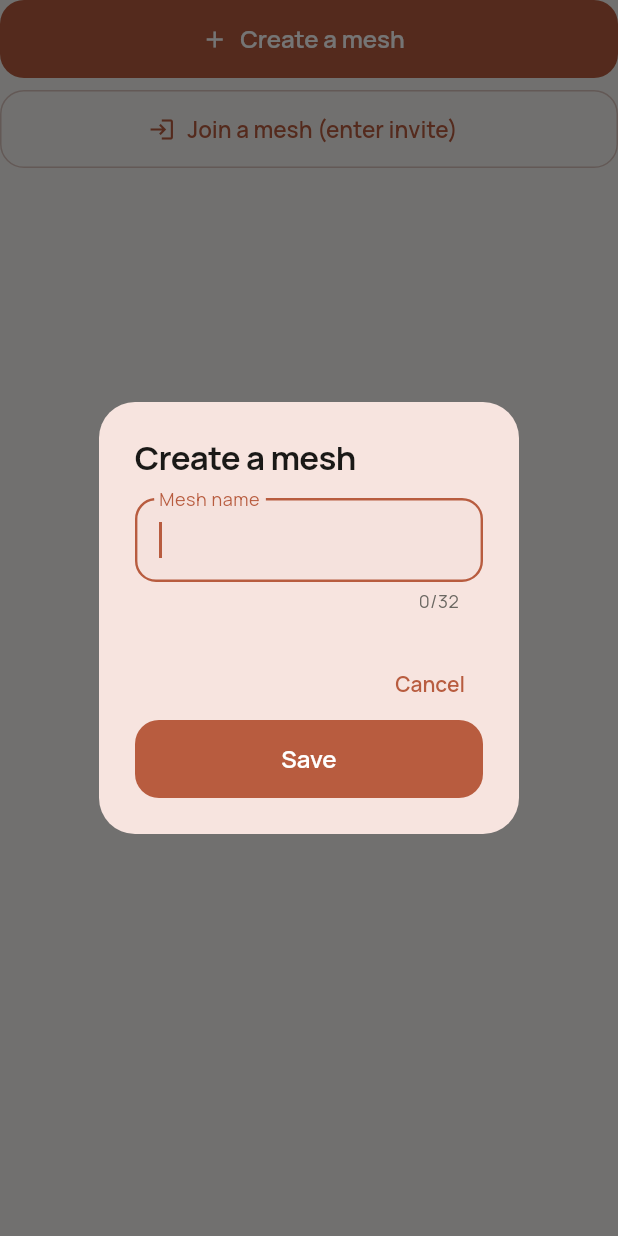
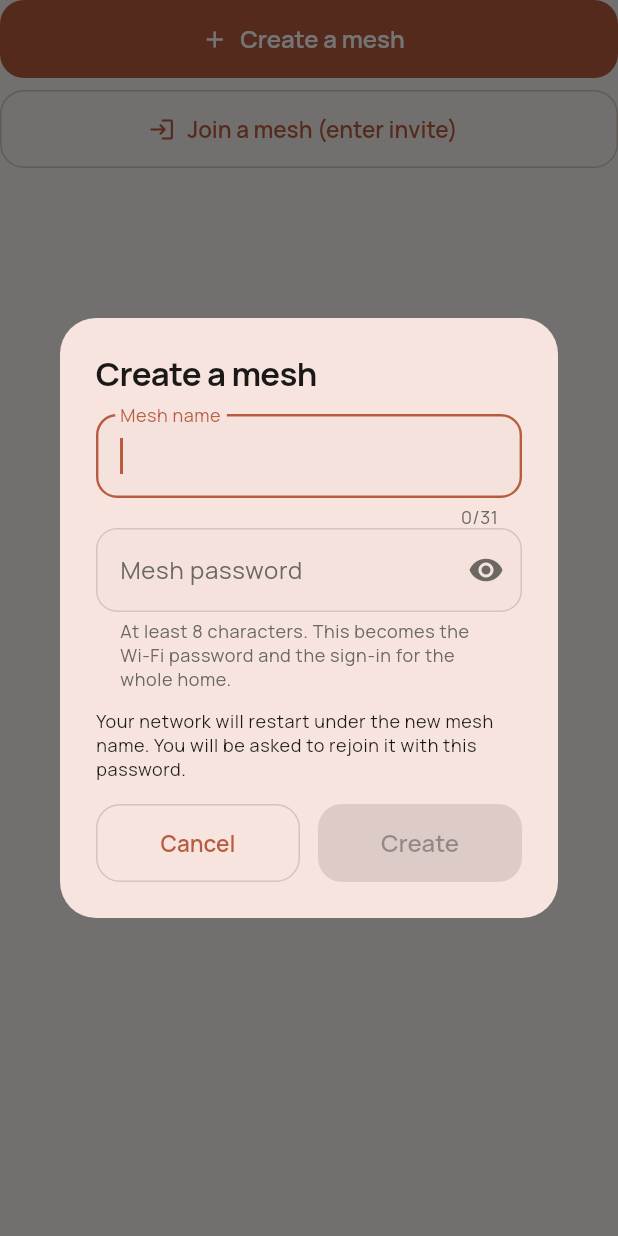
Before and after one commit to TheCoderAS/smart-pro, a Flutter app: the _Actions widget shown alone on an empty page, opened directly with empty values, after a tap on "Create a mesh", on a phone screen of 412 x 824 dp. Run offline on Flutter 3.47's test engine with Material 3 defaults, Android fonts, the phone set to English and light mode, and no system bars; our stand-ins replace convert, dio, flutter_animate, flutter_riverpod, flutter_secure_storage, freezed_annotation and 4 more; missing offline and left inert: flutter_reactive_ble, mobile_scanner, wifi_scan; accounts and stored records are empty; network calls fail.

Commit message:
Mesh create takes a user-supplied password (fixes lockout)
Creating a mesh locked the owner out of their own network.
/api/mesh/create generated a random 12-hex password, printed it to the
serial console only, restarted the AP with it, and returned
{"ok":true}. The app was never told the password and had no way to
learn it, so after creating a mesh nobody could rejoin the Wi-Fi or log
in — BLE recovery was the only way back.

Firmware (master_v2):
- /api/mesh/create now reads `pass` from the request and uses it, with
  the same validation /api/mesh/passwd already applies: >= 8 characters,
  clamped at 63. Rejects short passwords with 400 rather than silently
  generating one.
- The mesh auth key and mesh id stay randomly generated — those are
  machine credentials the user never sees. Only the human-facing Wi-Fi
  password moves under user control.
- Dropped the serial line that printed the generated password.

App:
- MeshRepository.create now takes {name, pass}.
- The create dialog collects a mesh name and password (>= 8 chars, Save
  disabled until valid) and pre-announces the drop — "your network will
  restart… you will be asked to rejoin with this password" — which UX
  stories v5.1 Epic 7 requires so the disconnect is never a surprise.

This also closes the Epic 7 deviation that mesh create must accept a
user-chosen name AND password.

Firmware is untested: no compile or flash available here.
App: analyze clean, tests pass.

Co-Authored-By: Claude Opus 4.8 <noreply@anthropic.com>
Claude-Session: https://claude.ai/code/session_0117PdUnw9NujXrdTmw2Qrnr

```diff
--- a/mobile/lib/features/mesh/data/mesh_repository.dart
+++ b/mobile/lib/features/mesh/data/mesh_repository.dart
@@ -43,8 +43,12 @@ class MeshRepository {
   }
 
   /// Standalone → mesh; this master becomes the first member.
-  Future<void> create({required String name}) =>
-      _post(Api.meshCreate, {'name': name});
+  ///
+  /// The password is the user's choice and becomes both the mesh Wi-Fi
+  /// key and the login for the whole home (v5.1 Epic 7). Firmware
+  /// requires at least 8 characters.
+  Future<void> create({required String name, required String pass}) =>
+      _post(Api.meshCreate, {'name': name, 'pass': pass});
 
   /// Run on a master already in the mesh; yields the mac/pin the
   /// joining master enters.
--- a/mobile/lib/features/mesh/presentation/mesh_screen.dart
+++ b/mobile/lib/features/mesh/presentation/mesh_screen.dart
@@ -242,11 +242,62 @@ class _Actions extends ConsumerWidget {
   }
 
   Future<void> _createMesh(BuildContext context, WidgetRef ref) async {
-    final name = await _promptText(context, 'Create a mesh', 'Mesh name');
-    if (name == null || name.isEmpty) return;
+    final nameController = TextEditingController();
+    final passController = TextEditingController();
+    final ok = await showDialog<bool>(
+      context: context,
+      builder: (dialogContext) => AlertDialog(
+        title: const Text('Create a mesh'),
+        content: StatefulBuilder(
+          builder: (context, setState) {
+            final name = nameController.text.trim();
+            final canSave = name.isNotEmpty && passController.text.length >= 8;
+            return Column(
+              mainAxisSize: MainAxisSize.min,
+              children: [
+                TextField(
+                  controller: nameController,
+                  autofocus: true,
+                  maxLength: 31,
+                  decoration: const InputDecoration(labelText: 'Mesh name'),
+                  onChanged: (_) => setState(() {}),
+                ),
+                PasswordField(
+                  controller: passController,
+                  label: 'Mesh password',
+                  helper: 'At least 8 characters. This becomes the Wi-Fi '
+                      'password and the sign-in for the whole home.',
+                  helperMaxLines: 3,
+                ),
+                const SizedBox(height: 12),
+                // Pre-announce the drop: the network restarts the moment
+                // the mesh is created (v5.1 Epic 7).
+                Text(
+                  'Your network will restart under the new mesh name. '
+                  'You will be asked to rejoin it with this password.',
+                  style: Theme.of(context).textTheme.bodySmall,
+                ),
+                const SizedBox(height: 16),
+                FormActions(
+                  saveLabel: 'Create',
+                  canSave: canSave,
+                  onCancel: () => Navigator.of(dialogContext).pop(false),
+                  onSave: () => Navigator.of(dialogContext).pop(true),
+                ),
+              ],
+            );
+          },
+        ),
+      ),
+    );
+    final name = nameController.text.trim();
+    final pass = passController.text;
+    nameController.dispose();
+    passController.dispose();
+    if (!(ok ?? false) || name.isEmpty || pass.length < 8) return;
     if (!context.mounted) return;
     await _guard(context, ref, () async {
-      await ref.read(meshRepositoryProvider).create(name: name);
+      await ref.read(meshRepositoryProvider).create(name: name, pass: pass);
     });
   }
 
```
Also changed, not shown: 1 other file.
